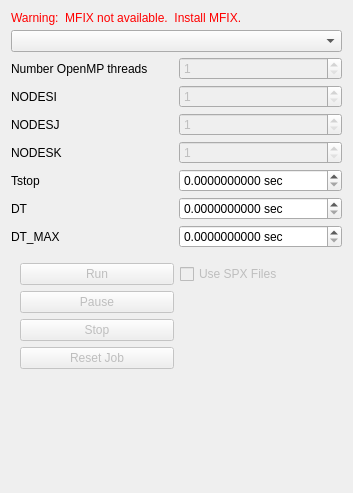
Qt form gui/uifiles/run.ui (truongd8593/mfix) before a commit.
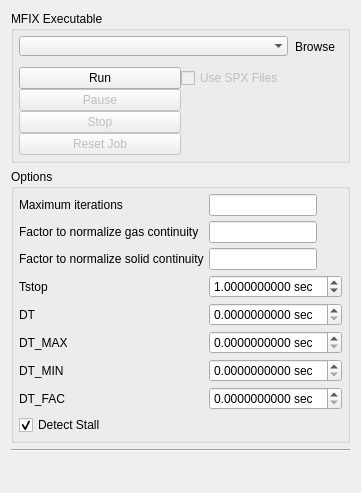
The same form after that commit. Custom widgets are drawn as their Qt base class.

Commit message: moved options from numerics to run, removed DMP options from run.ui

Patch:
```diff
--- a/gui/uifiles/run.ui
+++ b/gui/uifiles/run.ui
@@ -11,23 +11,284 @@
    </rect>
   </property>
   <layout class="QGridLayout" name="gridLayout">
-   <item row="0" column="0">
-    <widget class="QFrame" name="frame_27">
-     <property name="frameShape">
-      <enum>QFrame::NoFrame</enum>
+   <item row="7" column="0">
+    <widget class="QGroupBox" name="groupbox_run_options">
+     <property name="title">
+      <string>Options</string>
      </property>
-     <property name="frameShadow">
-      <enum>QFrame::Plain</enum>
+     <property name="flat">
+      <bool>true</bool>
      </property>
-     <layout class="QGridLayout" name="gridLayout_17">
+     <layout class="QGridLayout" name="gridLayout_4" rowstretch="0,0,0,0,0,0,0,0,0,0,0,0,0,0,0,0" columnstretch="0,0">
       <property name="margin">
-       <number>0</number>
+       <number>5</number>
       </property>
       <property name="spacing">
        <number>5</number>
       </property>
-      <item row="0" column="0" colspan="2">
+      <item row="2" column="0">
+       <widget class="QLabel" name="label_2">
+        <property name="text">
+         <string>Maximum iterations</string>
+        </property>
+       </widget>
+      </item>
+      <item row="2" column="1">
+       <widget class="LineEdit" name="lineedit_keyword_max_nit">
+        <property name="sizePolicy">
+         <sizepolicy hsizetype="Maximum" vsizetype="Fixed">
+          <horstretch>0</horstretch>
+          <verstretch>0</verstretch>
+         </sizepolicy>
+        </property>
+       </widget>
+      </item>
+      <item row="3" column="0">
+       <widget class="QLabel" name="label_3">
+        <property name="text">
+         <string>Factor to normalize gas continuity</string>
+        </property>
+       </widget>
+      </item>
+      <item row="3" column="1">
+       <widget class="LineEdit" name="lineedit_keyword_norm_g">
+        <property name="sizePolicy">
+         <sizepolicy hsizetype="Maximum" vsizetype="Fixed">
+          <horstretch>0</horstretch>
+          <verstretch>0</verstretch>
+         </sizepolicy>
+        </property>
+       </widget>
+      </item>
+      <item row="4" column="0">
+       <widget class="QLabel" name="label_4">
+        <property name="text">
+         <string>Factor to normalize solid continuity</string>
+        </property>
+       </widget>
+      </item>
+      <item row="4" column="1">
+       <widget class="LineEdit" name="lineedit_keyword_norm_s">
+        <property name="sizePolicy">
+         <sizepolicy hsizetype="Maximum" vsizetype="Fixed">
+          <horstretch>0</horstretch>
+          <verstretch>0</verstretch>
+         </sizepolicy>
+        </property>
+       </widget>
+      </item>
+      <item row="6" column="0">
+       <widget class="QLabel" name="label_128">
+        <property name="sizePolicy">
+         <sizepolicy hsizetype="Minimum" vsizetype="Preferred">
+          <horstretch>0</horstretch>
+          <verstretch>0</verstretch>
+         </sizepolicy>
+        </property>
+        <property name="text">
+         <string>Tstop</string>
+        </property>
+       </widget>
+      </item>
+      <item row="8" column="0">
+       <widget class="QLabel" name="label_130">
+        <property name="sizePolicy">
+         <sizepolicy hsizetype="Minimum" vsizetype="Preferred">
+          <horstretch>0</horstretch>
+          <verstretch>0</verstretch>
+         </sizepolicy>
+        </property>
+        <property name="text">
+         <string>DT</string>
+        </property>
+       </widget>
+      </item>
+      <item row="10" column="0">
+       <widget class="QLabel" name="label_131">
+        <property name="sizePolicy">
+         <sizepolicy hsizetype="Minimum" vsizetype="Preferred">
+          <horstretch>0</horstretch>
+          <verstretch>0</verstretch>
+         </sizepolicy>
+        </property>
+        <property name="text">
+         <string>DT_MAX</string>
+        </property>
+       </widget>
+      </item>
+      <item row="15" column="0">
+       <widget class="QFrame" name="frame_27">
+        <property name="frameShape">
+         <enum>QFrame::NoFrame</enum>
+        </property>
+        <property name="frameShadow">
+         <enum>QFrame::Plain</enum>
+        </property>
+        <layout class="QGridLayout" name="gridLayout_17">
+         <property name="leftMargin">
+          <number>0</number>
+         </property>
+         <property name="topMargin">
+          <number>0</number>
+         </property>
+         <property name="rightMargin">
+          <number>5</number>
+         </property>
+         <property name="bottomMargin">
+          <number>0</number>
+         </property>
+         <property name="spacing">
+          <number>5</number>
+         </property>
+         <item row="14" column="0">
+          <widget class="QCheckBox" name="checkBox">
+           <property name="text">
+            <string>Detect Stall</string>
+           </property>
+           <property name="checked">
+            <bool>true</bool>
+           </property>
+          </widget>
+         </item>
+        </layout>
+       </widget>
+      </item>
+      <item row="12" column="0">
+       <widget class="QLabel" name="label">
+        <property name="text">
+         <string>DT_MIN</string>
+        </property>
+       </widget>
+      </item>
+      <item row="14" column="0">
+       <widget class="QLabel" name="label_5">
+        <property name="text">
+         <string>DT_FAC</string>
+        </property>
+       </widget>
+      </item>
+      <item row="8" column="1">
+       <widget class="DoubleSpinBox" name="doublespinbox_keyword_dt">
+        <property name="suffix">
+         <string> sec</string>
+        </property>
+        <property name="decimals">
+         <number>10</number>
+        </property>
+        <property name="singleStep">
+         <double>0.000010000000000</double>
+        </property>
+       </widget>
+      </item>
+      <item row="10" column="1">
+       <widget class="DoubleSpinBox" name="doublespinbox_keyword_dt_max">
+        <property name="suffix">
+         <string> sec</string>
+        </property>
+        <property name="decimals">
+         <number>10</number>
+        </property>
+        <property name="singleStep">
+         <double>0.000010000000000</double>
+        </property>
+       </widget>
+      </item>
+      <item row="12" column="1">
+       <widget class="DoubleSpinBox" name="doublespinbox_keyword_dt_min">
+        <property name="suffix">
+         <string> sec</string>
+        </property>
+        <property name="decimals">
+         <number>10</number>
+        </property>
+        <property name="singleStep">
+         <double>0.000010000000000</double>
+        </property>
+       </widget>
+      </item>
+      <item row="14" column="1">
+       <widget class="DoubleSpinBox" name="doublespinbox_keyword_dt_fac">
+        <property name="suffix">
+         <string> sec</string>
+        </property>
+        <property name="decimals">
+         <number>10</number>
+        </property>
+        <property name="singleStep">
+         <double>0.000010000000000</double>
+        </property>
+       </widget>
+      </item>
+      <item row="6" column="1">
+       <widget class="DoubleSpinBox" name="doublespinbox_keyword_tstop">
+        <property name="suffix">
+         <string> sec</string>
+        </property>
+        <property name="decimals">
+         <number>10</number>
+        </property>
+        <property name="value">
+         <double>1.000000000000000</double>
+        </property>
+       </widget>
+      </item>
+     </layout>
+    </widget>
+   </item>
+   <item row="12" column="0">
+    <spacer name="verticalSpacer_2">
+     <property name="orientation">
+      <enum>Qt::Vertical</enum>
+     </property>
+     <property name="sizeHint" stdset="0">
+      <size>
+       <width>20</width>
+       <height>40</height>
+      </size>
+     </property>
+    </spacer>
+   </item>
+   <item row="1" column="0" rowspan="2">
+    <widget class="QGroupBox" name="groupBox_2">
+     <property name="sizePolicy">
+      <sizepolicy hsizetype="Preferred" vsizetype="Maximum">
+       <horstretch>0</horstretch>
+       <verstretch>0</verstretch>
+      </sizepolicy>
+     </property>
+     <property name="minimumSize">
+      <size>
+       <width>0</width>
+       <height>0</height>
+      </size>
+     </property>
+     <property name="maximumSize">
+      <size>
+       <width>16777215</width>
+       <height>16777215</height>
+      </size>
+     </property>
+     <property name="title">
+      <string>MFIX Executable</string>
+     </property>
+     <property name="flat">
+      <bool>true</bool>
+     </property>
+     <layout class="QGridLayout" name="gridLayout_3">
+      <property name="margin">
+       <number>5</number>
+      </property>
+      <property name="spacing">
+       <number>5</number>
+      </property>
+      <item row="1" column="0">
        <widget class="QLabel" name="label_mfix_exes_warning">
+        <property name="sizePolicy">
+         <sizepolicy hsizetype="Preferred" vsizetype="Ignored">
+          <horstretch>0</horstretch>
+          <verstretch>0</verstretch>
+         </sizepolicy>
+        </property>
         <property name="palette">
          <palette>
           <active>
@@ -471,239 +732,172 @@
          </palette>
         </property>
         <property name="text">
-         <string>Warning:  MFIX not available.  Install MFIX.</string>
-        </property>
-       </widget>
-      </item>
-      <item row="9" column="1">
-       <widget class="DoubleSpinBox" name="doublespinbox_keyword_dt_max">
-        <property name="enabled">
-         <bool>true</bool>
-        </property>
-        <property name="suffix">
-         <string> sec</string>
-        </property>
-        <property name="decimals">
-         <number>10</number>
-        </property>
-        <property name="singleStep">
-         <double>0.00001</double>
-        </property>
-       </widget>
-      </item>
-      <item row="8" column="1">
-       <widget class="DoubleSpinBox" name="doublespinbox_keyword_dt">
-        <property name="enabled">
-         <bool>true</bool>
-        </property>
-        <property name="suffix">
-         <string> sec</string>
-        </property>
-        <property name="decimals">
-         <number>10</number>
-        </property>
-        <property name="singleStep">
-         <double>0.000001</double>
-        </property>
-       </widget>
-      </item>
-      <item row="9" column="0">
-       <widget class="QLabel" name="label_131">
-        <property name="text">
-         <string>DT_MAX</string>
-        </property>
-       </widget>
-      </item>
-      <item row="7" column="0">
-       <widget class="QLabel" name="label_128">
-        <property name="text">
-         <string>Tstop</string>
+         <string>No MFIX executable selected</string>
         </property>
        </widget>
       </item>
       <item row="2" column="0">
-       <widget class="QLabel" name="label">
-        <property name="text">
-         <string>Number OpenMP threads</string>
+       <widget class="QFrame" name="frame_29">
+        <property name="frameShape">
+         <enum>QFrame::NoFrame</enum>
         </property>
-       </widget>
-      </item>
-      <item row="4" column="0">
-       <widget class="QLabel" name="label_123">
-        <property name="text">
-         <string>NODESJ</string>
+        <property name="frameShadow">
+         <enum>QFrame::Plain</enum>
         </property>
+        <layout class="QGridLayout" name="gridLayout_2">
+         <property name="margin">
+          <number>0</number>
+         </property>
+         <property name="spacing">
+          <number>0</number>
+         </property>
+         <item row="2" column="0">
+          <widget class="QPushButton" name="button_run_mfix">
+           <property name="enabled">
+            <bool>true</bool>
+           </property>
+           <property name="text">
+            <string>Run</string>
+           </property>
+          </widget>
+         </item>
+         <item row="4" column="0">
+          <widget class="QPushButton" name="button_stop_mfix">
+           <property name="enabled">
+            <bool>false</bool>
+           </property>
+           <property name="text">
+            <string>Stop</string>
+           </property>
+          </widget>
+         </item>
+         <item row="5" column="0">
+          <widget class="QPushButton" name="button_reset_mfix">
+           <property name="enabled">
+            <bool>false</bool>
+           </property>
+           <property name="toolTip">
+            <string>Remove output and restart files</string>
+           </property>
+           <property name="text">
+            <string>Reset Job</string>
+           </property>
+          </widget>
+         </item>
+         <item row="2" column="1">
+          <widget class="QCheckBox" name="use_spx_checkbox">
+           <property name="enabled">
+            <bool>false</bool>
+           </property>
+           <property name="text">
+            <string>Use SPX Files</string>
+           </property>
+          </widget>
+         </item>
+         <item row="3" column="0">
+          <widget class="QPushButton" name="button_pause_mfix">
+           <property name="enabled">
+            <bool>false</bool>
+           </property>
+           <property name="text">
+            <string>Pause</string>
+           </property>
+          </widget>
+         </item>
+        </layout>
        </widget>
       </item>
-      <item row="3" column="1">
-       <widget class="SpinBox" name="spinbox_keyword_nodesi">
-        <property name="enabled">
-         <bool>false</bool>
-        </property>
-        <property name="minimum">
-         <number>1</number>
-        </property>
-       </widget>
-      </item>
-      <item row="1" column="0" colspan="2">
-       <widget class="ComboBox" name="combobox_mfix_exes"/>
-      </item>
-      <item row="8" column="0">
-       <widget class="QLabel" name="label_130">
-        <property name="text">
-         <string>DT</string>
-        </property>
-       </widget>
-      </item>
-      <item row="7" column="1">
-       <widget class="DoubleSpinBox" name="doublespinbox_keyword_tstop">
-        <property name="enabled">
-         <bool>true</bool>
-        </property>
-        <property name="suffix">
-         <string> sec</string>
-        </property>
-        <property name="decimals">
-         <number>10</number>
-        </property>
-       </widget>
-      </item>
-      <item row="3" column="0">
-       <widget class="QLabel" name="label_122">
-        <property name="text">
-         <string>NODESI</string>
-        </property>
-       </widget>
-      </item>
-      <item row="5" column="0">
-       <widget class="QLabel" name="label_124">
-        <property name="text">
-         <string>NODESK</string>
-        </property>
-       </widget>
-      </item>
-      <item row="2" column="1">
-       <widget class="QSpinBox" name="spinbox_openmp_threads">
-        <property name="enabled">
-         <bool>false</bool>
-        </property>
-        <property name="minimum">
-         <number>1</number>
-        </property>
-       </widget>
-      </item>
-      <item row="5" column="1">
-       <widget class="SpinBox" name="spinbox_keyword_nodesk">
-        <property name="enabled">
-         <bool>false</bool>
-        </property>
-        <property name="minimum">
-         <number>1</number>
-        </property>
-       </widget>
-      </item>
-      <item row="4" column="1">
-       <widget class="SpinBox" name="spinbox_keyword_nodesj">
-        <property name="enabled">
-         <bool>false</bool>
-        </property>
-        <property name="minimum">
-         <number>1</number>
-        </property>
-       </widget>
-      </item>
-     </layout>
-    </widget>
-   </item>
-   <item row="1" column="0">
-    <widget class="QFrame" name="frame_29">
-     <property name="frameShape">
-      <enum>QFrame::NoFrame</enum>
-     </property>
-     <property name="frameShadow">
-      <enum>QFrame::Plain</enum>
-     </property>
-     <layout class="QGridLayout" name="gridLayout_2">
       <item row="0" column="0">
-       <widget class="QPushButton" name="button_run_mfix">
-        <property name="enabled">
-         <bool>false</bool>
+       <widget class="QFrame" name="frame">
+        <property name="frameShape">
+         <enum>QFrame::NoFrame</enum>
         </property>
-        <property name="text">
-         <string>Run</string>
+        <property name="frameShadow">
+         <enum>QFrame::Plain</enum>
         </property>
-       </widget>
-      </item>
-      <item row="2" column="0">
-       <widget class="QPushButton" name="button_stop_mfix">
-        <property name="enabled">
-         <bool>false</bool>
+        <property name="lineWidth">
+         <number>0</number>
         </property>
-        <property name="text">
-         <string>Stop</string>
-        </property>
-       </widget>
-      </item>
-      <item row="4" column="0">
-       <spacer name="verticalSpacer">
-        <property name="orientation">
-         <enum>Qt::Vertical</enum>
-        </property>
-        <property name="sizeHint" stdset="0">
-         <size>
-          <width>20</width>
-          <height>119</height>
-         </size>
-        </property>
-       </spacer>
-      </item>
-      <item row="0" column="1">
-       <widget class="QCheckBox" name="use_spx_checkbox">
-        <property name="enabled">
-         <bool>false</bool>
-        </property>
-        <property name="text">
-         <string>Use SPX Files</string>
-        </property>
-       </widget>
-      </item>
-      <item row="3" column="0">
-       <widget class="QPushButton" name="button_reset_mfix">
-        <property name="enabled">
-         <bool>false</bool>
-        </property>
-        <property name="toolTip">
-         <string>Remove all output and resume files</string>
-        </property>
-        <property name="text">
-         <string>Reset Job</string>
-        </property>
-       </widget>
-      </item>
-      <item row="1" column="0">
-       <widget class="QPushButton" name="button_pause_mfix">
-        <property name="enabled">
-         <bool>false</bool>
-        </property>
-        <property name="text">
-         <string>Pause</string>
-        </property>
+        <layout class="QGridLayout" name="gridLayout_5">
+         <property name="margin">
+          <number>0</number>
+         </property>
+         <property name="spacing">
+          <number>0</number>
+         </property>
+         <item row="0" column="0">
+          <widget class="ComboBox" name="combobox_mfix_exes">
+           <property name="sizePolicy">
+            <sizepolicy hsizetype="Minimum" vsizetype="Fixed">
+             <horstretch>0</horstretch>
+             <verstretch>0</verstretch>
+            </sizepolicy>
+           </property>
+           <property name="focusPolicy">
+            <enum>Qt::TabFocus</enum>
+           </property>
+           <property name="editable">
+            <bool>false</bool>
+           </property>
+           <property name="currentIndex">
+            <number>0</number>
+           </property>
+           <property name="frame">
+            <bool>false</bool>
+           </property>
+           <item>
+            <property name="text">
+             <string/>
+            </property>
+           </item>
+          </widget>
+         </item>
+         <item row="0" column="1">
+          <widget class="QToolButton" name="button_select_exe">
+           <property name="sizePolicy">
+            <sizepolicy hsizetype="Fixed" vsizetype="Fixed">
+             <horstretch>0</horstretch>
+             <verstretch>0</verstretch>
+            </sizepolicy>
+           </property>
+           <property name="focusPolicy">
+            <enum>Qt::TabFocus</enum>
+           </property>
+           <property name="toolTip">
+            <string>Browse for MFIX executable</string>
+           </property>
+           <property name="text">
+            <string>Browse</string>
+           </property>
+           <property name="autoRaise">
+            <bool>true</bool>
+           </property>
+          </widget>
+         </item>
+        </layout>
        </widget>
       </item>
      </layout>
     </widget>
    </item>
+   <item row="9" column="0">
+    <widget class="Line" name="line">
+     <property name="orientation">
+      <enum>Qt::Horizontal</enum>
+     </property>
+    </widget>
+   </item>
   </layout>
  </widget>
  <customwidgets>
   <customwidget>
-   <class>DoubleSpinBox</class>
-   <extends>QDoubleSpinBox</extends>
+   <class>LineEdit</class>
+   <extends>QLineEdit</extends>
    <header>widgets/base</header>
   </customwidget>
   <customwidget>
-   <class>SpinBox</class>
-   <extends>QSpinBox</extends>
+   <class>DoubleSpinBox</class>
+   <extends>QDoubleSpinBox</extends>
    <header>widgets/base</header>
   </customwidget>
   <customwidget>
```
The commit also changes 3 other files.
